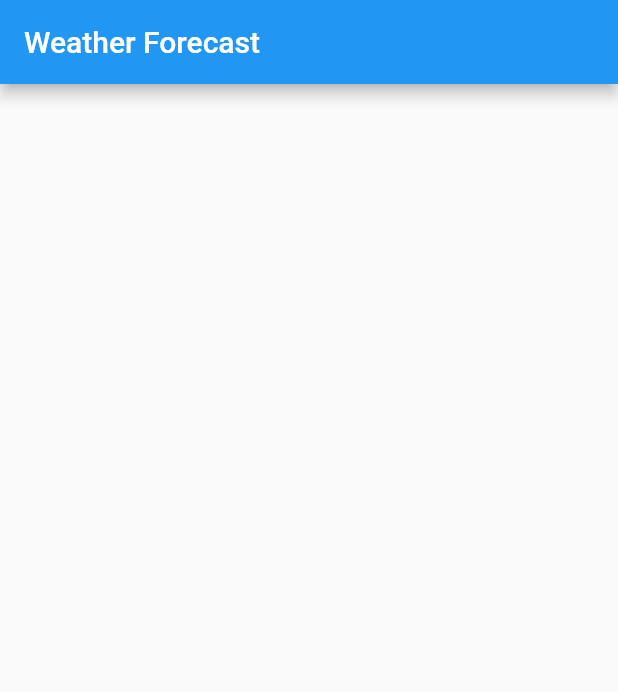
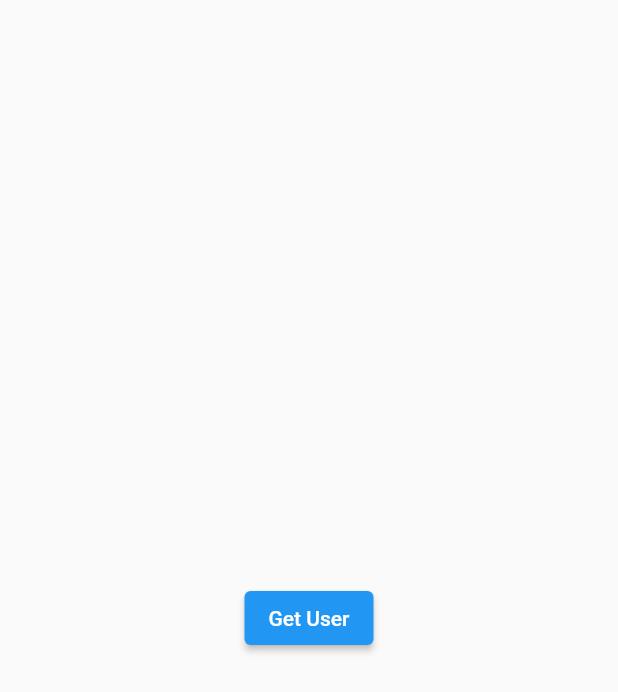
Before and after one commit to ERUSDHARMENDRA/restapi, a Flutter app: the screen it shows after launch, on a phone screen of 412 x 824 dp. Shown: the top 692 px of the screen. Run offline on Flutter 3.47's test engine with Material 2 defaults, Android fonts, the phone set to English and light mode, and no system bars.

Commit message:
data from api sucessful

```diff
--- a/lib/main.dart
+++ b/lib/main.dart
@@ -1,12 +1,23 @@
 import 'package:flutter/material.dart';
-
-import 'weather_forecast/weather_forecast.dart';
+import 'package:restapi/services/api.dart';
 
 void main() {
   runApp(
-    MaterialApp(
-      theme: ThemeData(primaryColor: Colors.blue),
-      home: WeatherForecast(),
-    ),
+    MyApp(),
   );
 }
+
+class MyApp extends StatelessWidget {
+  const MyApp({ Key? key }) : super(key: key);
+
+  @override
+  Widget build(BuildContext context) {
+    return MaterialApp(
+      debugShowCheckedModeBanner: false,
+      title: 'Flutter Demo',
+      home: Scaffold(
+        body: API(),
+      ),
+    );
+  }
+}
--- /dev/null
+++ b/lib/services/api.dart
@@ -0,0 +1,34 @@
+import 'dart:convert';
+
+import 'package:flutter/material.dart';
+import 'package:http/http.dart' as http;
+
+class API extends StatefulWidget {
+  const API({Key? key}) : super(key: key);
+
+  @override
+  _APIState createState() => _APIState();
+}
+
+class _APIState extends State<API> {
+  getUser() async {
+    var response =
+        await http.get(Uri.http('jsonplaceholder.typicode.com', 'users'));
+    var jsonData = jsonDecode(response.body);
+    print(jsonData);
+  }
+
+  @override
+  Widget build(BuildContext context) {
+    return Scaffold(
+      body: Center(
+        child: ElevatedButton(
+          onPressed: () {
+            getUser();
+          },
+          child: Text('Get User'),
+        ),
+      ),
+    );
+  }
+}
--- a/lib/util/forecast_util.dart
+++ /dev/null
@@ -1,3 +0,0 @@
-class Util {
-  static String appId = "d7bbd4f2f2d922c749e581b43577a8b2";
-}
--- a/lib/weather_forecast/model/weather_forecast_model.dart
+++ /dev/null
@@ -1,225 +0,0 @@
-import 'package:flutter/material.dart';
-
-class WeatherForecastModel {
-  late Coord coord;
-  late List<Weather> weather;
-  late String base;
-  late Main main;
-  late int visibility;
-  late Wind wind;
-  late Clouds clouds;
-  late int dt;
-  late Sys sys;
-  late int timezone;
-  late int id;
-  late String name;
-  late int cod;
-
-  WeatherForecastModel(
-      {required this.coord,
-      required this.weather,
-      required this.base,
-      required this.main,
-      required this.visibility,
-      required this.wind,
-      required this.clouds,
-      required this.dt,
-      required this.sys,
-      required this.timezone,
-      required this.id,
-      required this.name,
-      required this.cod});
-
-  WeatherForecastModel.fromJson(Map<String, dynamic> json) {
-    coord = (json['coord'] != null ? new Coord.fromJson(json['coord']) : null)!;
-    if (json['weather'] != null) {
-      weather = <Weather>[];
-      json['weather'].forEach((v) {
-        weather.add(new Weather.fromJson(v));
-      });
-    }
-    base = json['base'];
-    main = (json['main'] != null ? new Main.fromJson(json['main']) : null)!;
-    visibility = json['visibility'];
-    wind = (json['wind'] != null ? new Wind.fromJson(json['wind']) : null)!;
-    clouds =
-        (json['clouds'] != null ? new Clouds.fromJson(json['clouds']) : null)!;
-    dt = json['dt'];
-    sys = (json['sys'] != null ? new Sys.fromJson(json['sys']) : null)!;
-    timezone = json['timezone'];
-    id = json['id'];
-    name = json['name'];
-    cod = json['cod'];
-  }
-
-  Map<String, dynamic> toJson() {
-    final Map<String, dynamic> data = new Map<String, dynamic>();
-    data['coord'] = this.coord.toJson();
-    data['weather'] = this.weather.map((v) => v.toJson()).toList();
-    data['base'] = this.base;
-    data['main'] = this.main.toJson();
-    data['visibility'] = this.visibility;
-    data['wind'] = this.wind.toJson();
-    data['clouds'] = this.clouds.toJson();
-    data['dt'] = this.dt;
-    data['sys'] = this.sys.toJson();
-    data['timezone'] = this.timezone;
-    data['id'] = this.id;
-    data['name'] = this.name;
-    data['cod'] = this.cod;
-    return data;
-  }
-}
-
-class Coord {
-  late double lon;
-  late double lat;
-
-  Coord({required this.lon, required this.lat});
-
-  Coord.fromJson(Map<String, dynamic> json) {
-    lon = json['lon'];
-    lat = json['lat'];
-  }
-
-  Map<String, dynamic> toJson() {
-    final Map<String, dynamic> data = new Map<String, dynamic>();
-    data['lon'] = this.lon;
-    data['lat'] = this.lat;
-    return data;
-  }
-}
-
-class Weather {
-  late int id;
-  late String main;
-  late String description;
-  late String icon;
-
-  Weather(
-      {required this.id,
-      required this.main,
-      required this.description,
-      required this.icon});
-
-  Weather.fromJson(Map<String, dynamic> json) {
-    id = json['id'];
-    main = json['main'];
-    description = json['description'];
-    icon = json['icon'];
-  }
-
-  Map<String, dynamic> toJson() {
-    final Map<String, dynamic> data = new Map<String, dynamic>();
-    data['id'] = this.id;
-    data['main'] = this.main;
-    data['description'] = this.description;
-    data['icon'] = this.icon;
-    return data;
-  }
-}
-
-class Main {
-  late double temp;
-  late double feelsLike;
-  late double tempMin;
-  late double tempMax;
-  late int pressure;
-  late int humidity;
-
-  Main(
-      {required this.temp,
-      required this.feelsLike,
-      required this.tempMin,
-      required this.tempMax,
-      required this.pressure,
-      required this.humidity});
-
-  Main.fromJson(Map<String, dynamic> json) {
-    temp = json['temp'];
-    feelsLike = json['feels_like'];
-    tempMin = json['temp_min'];
-    tempMax = json['temp_max'];
-    pressure = json['pressure'];
-    humidity = json['humidity'];
-  }
-
-  Map<String, dynamic> toJson() {
-    final Map<String, dynamic> data = new Map<String, dynamic>();
-    data['temp'] = this.temp;
-    data['feels_like'] = this.feelsLike;
-    data['temp_min'] = this.tempMin;
-    data['temp_max'] = this.tempMax;
-    data['pressure'] = this.pressure;
-    data['humidity'] = this.humidity;
-    return data;
-  }
-}
-
-class Wind {
-  late double speed;
-  late int deg;
-
-  Wind({required this.speed, required this.deg});
-
-  Wind.fromJson(Map<String, dynamic> json) {
-    speed = json['speed'];
-    deg = json['deg'];
-  }
-
-  Map<String, dynamic> toJson() {
-    final Map<String, dynamic> data = new Map<String, dynamic>();
-    data['speed'] = this.speed;
-    data['deg'] = this.deg;
-    return data;
-  }
-}
-
-class Clouds {
-  late int all;
-
-  Clouds({required this.all});
-
-  Clouds.fromJson(Map<String, dynamic> json) {
-    all = json['all'];
-  }
-
-  Map<String, dynamic> toJson() {
-    final Map<String, dynamic> data = new Map<String, dynamic>();
-    data['all'] = this.all;
-    return data;
-  }
-}
-
-class Sys {
-  late int type;
-  late int id;
-  late String country;
-  late int sunrise;
-  late int sunset;
-
-  Sys(
-      {required this.type,
-      required this.id,
-      required this.country,
-      required this.sunrise,
-      required this.sunset});
-
-  Sys.fromJson(Map<String, dynamic> json) {
-    type = json['type'];
-    id = json['id'];
-    country = json['country'];
-    sunrise = json['sunrise'];
-    sunset = json['sunset'];
-  }
-
-  Map<String, dynamic> toJson() {
-    final Map<String, dynamic> data = new Map<String, dynamic>();
-    data['type'] = this.type;
-    data['id'] = this.id;
-    data['country'] = this.country;
-    data['sunrise'] = this.sunrise;
-    data['sunset'] = this.sunset;
-    return data;
-  }
-}
--- a/lib/weather_forecast/network/network.dart
+++ /dev/null
@@ -1,24 +0,0 @@
-import 'package:http/http.dart' as http;
-import 'package:restapi/weather_forecast/model/weather_forecast_model.dart';
-import 'dart:convert' as convert;
-
-class Network {
-  static Future<WeatherForecastModel> getWeatherForecast(
-      {required String cityName}) async {
-    var finalUrl = Uri.https('api.openweathermap.org',
-        'data/2.5/weather?q=kathmandu&appid=d7bbd4f2f2d922c749e581b43577a8b2');
-
-    final response = await http.get(finalUrl);
-    var jsonResponse =
-        convert.jsonDecode(response.body) as Map<String, dynamic>;
-
-    if (response.statusCode == 200) {
-      //! here we get actual mapped model
-      print(jsonResponse.length);
-      print(jsonResponse);
-    } else {
-      print('something went wrong');
-    }
-    return WeatherForecastModel.fromJson(jsonResponse);
-  }
-}
--- a/lib/weather_forecast/weather_forecast.dart
+++ /dev/null
@@ -1,31 +0,0 @@
-import 'package:flutter/material.dart';
-import 'package:restapi/weather_forecast/model/weather_forecast_model.dart';
-
-import 'network/network.dart';
-
-class WeatherForecast extends StatefulWidget {
-  const WeatherForecast({Key? key}) : super(key: key);
-
-  @override
-  _WeatherForecastState createState() => _WeatherForecastState();
-}
-
-class _WeatherForecastState extends State<WeatherForecast> {
-  late Future<WeatherForecastModel> forecastObject;
-  String _cityName = 'Kathmandu';
-
-  @override
-  void initState() {
-    forecastObject = Network.getWeatherForecast(cityName: _cityName);
-    super.initState();
-  }
-
-  @override
-  Widget build(BuildContext context) {
-    return Scaffold(
-      appBar: AppBar(
-        title: Text('Weather Forecast'),
-      ),
-    );
-  }
-}
--- a/pubspec.yaml
+++ b/pubspec.yaml
@@ -14,7 +14,7 @@ dependencies:
 
   cupertino_icons: ^1.0.2
   http: ^0.13.3
-  json_converter: ^2.0.0
+
 
 dev_dependencies:
   flutter_test:
```
Also changed, not shown: lib/models/api_model.dart (added, +12 -0 lines), pubspec.lock.
